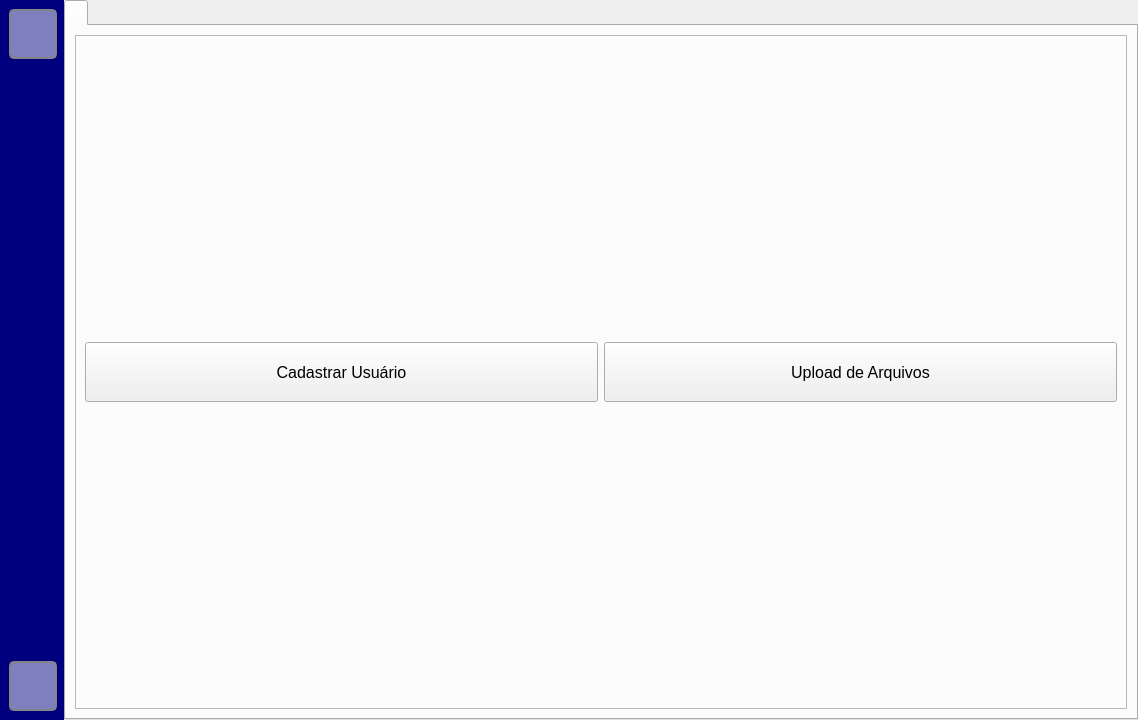
Old version of the form Project/main.ui in the repository Robotz213/PainelAdmin-Controldocs.
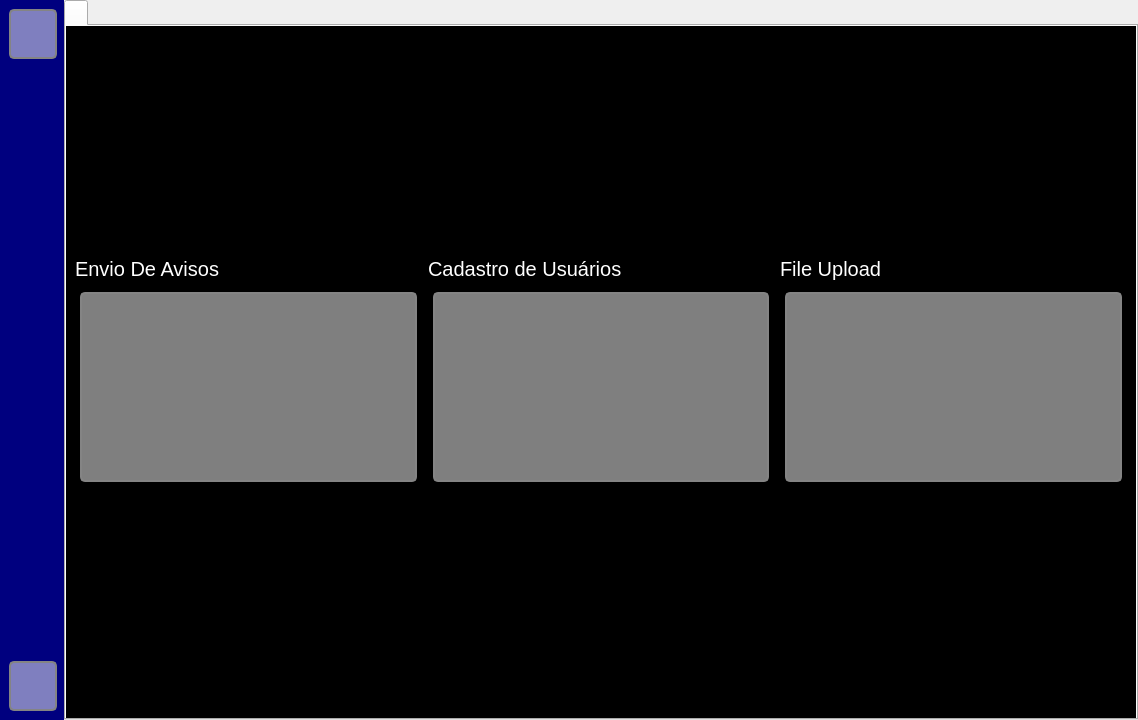
New version of the form. The open tabs and pages were chosen to show the change. Icons and pictures are not drawn.

What changed in the file:
```diff
--- a/Project/main.ui
+++ b/Project/main.ui
@@ -152,7 +152,7 @@
     <item>
      <widget class="QStackedWidget" name="Pages">
       <property name="currentIndex">
-       <number>0</number>
+       <number>3</number>
       </property>
       <widget class="QWidget" name="CadastroUsuario">
        <layout class="QVBoxLayout" name="verticalLayout_2">
@@ -250,7 +250,7 @@
           <property name="frameShadow">
            <enum>QFrame::Raised</enum>
           </property>
-          <layout class="QVBoxLayout" name="verticalLayout_3">
+          <layout class="QVBoxLayout" name="verticalLayout_9">
            <item>
             <layout class="QVBoxLayout" name="verticalLayout_6">
              <item>
@@ -352,7 +352,33 @@
             </layout>
            </item>
            <item>
-            <layout class="QVBoxLayout" name="verticalLayout_8">
+            <layout class="QVBoxLayout" name="verticalLayout_3">
+             <item>
+              <widget class="QLabel" name="label">
+               <property name="font">
+                <font>
+                 <pointsize>15</pointsize>
+                </font>
+               </property>
+               <property name="text">
+                <string>FUNÇÃO</string>
+               </property>
+              </widget>
+             </item>
+             <item>
+              <widget class="QLineEdit" name="lineEdit">
+               <property name="font">
+                <font>
+                 <pointsize>15</pointsize>
+                </font>
+               </property>
+               <property name="styleSheet">
+                <string notr="true">background-color: rgb(255, 255, 255);</string>
+               </property>
+              </widget>
+             </item>
+            </layout>
+           </item>
              <item>
               <widget class="QLabel" name="Matricula">
                <property name="font">
@@ -393,8 +419,10 @@
                </property>
               </spacer>
              </item>
-            </layout>
-           </item>
+           <item>
+            <layout class="QHBoxLayout" name="horizontalLayout_7">
+             <item>
+              <layout class="QVBoxLayout" name="verticalLayout_8">
            <item>
             <widget class="QLabel" name="SenhaDeAcesso">
              <property name="font">
@@ -419,10 +447,48 @@
              </property>
             </widget>
            </item>
+              </layout>
+             </item>
+             <item>
+              <layout class="QVBoxLayout" name="verticalLayout_4">
+               <item>
+                <widget class="QLabel" name="label_2">
+                 <property name="font">
+                  <font>
+                   <pointsize>15</pointsize>
+                  </font>
+                 </property>
+                 <property name="text">
+                  <string>REPETIR SENHA</string>
+                 </property>
+                </widget>
+               </item>
+               <item>
+                <widget class="QLineEdit" name="lineEdit_2">
+                 <property name="font">
+                  <font>
+                   <pointsize>15</pointsize>
+                  </font>
+                 </property>
+                 <property name="styleSheet">
+                  <string notr="true">background-color: rgb(255, 255, 255);</string>
+                 </property>
+                </widget>
+               </item>
+              </layout>
+             </item>
+            </layout>
+           </item>
            <item>
             <layout class="QHBoxLayout" name="horizontalLayout_6">
              <item>
               <widget class="QPushButton" name="InsertemLotes">
+               <property name="minimumSize">
+                <size>
+                 <width>0</width>
+                 <height>50</height>
+                </size>
+               </property>
                <property name="font">
                 <font>
                  <pointsize>15</pointsize>
@@ -451,6 +517,12 @@
              </item>
              <item>
               <widget class="QPushButton" name="Salvar">
+               <property name="minimumSize">
+                <size>
+                 <width>0</width>
+                 <height>50</height>
+                </size>
+               </property>
                <property name="font">
                 <font>
                  <pointsize>15</pointsize>
@@ -498,6 +570,7 @@
        </layout>
       </widget>
       <widget class="QWidget" name="UploadArquivos"/>
+      <widget class="QWidget" name="CentralDeAvisos"/>
       <widget class="QWidget" name="MenuPrincipal">
        <layout class="QHBoxLayout" name="horizontalLayout_2">
         <property name="spacing">
@@ -530,42 +603,158 @@
            <bool>false</bool>
           </property>
           <widget class="QWidget" name="widget">
+           <property name="styleSheet">
+            <string notr="true">background-color: rgb(0, 0, 0);</string>
+           </property>
            <attribute name="title">
             <string notr="true"/>
            </attribute>
-           <layout class="QGridLayout" name="gridLayout">
-            <item row="0" column="0">
-             <widget class="QFrame" name="frame">
-              <property name="minimumSize">
+           <layout class="QVBoxLayout" name="verticalLayout_13">
+            <item>
+             <spacer name="horizontalSpacer_6">
+              <property name="orientation">
+               <enum>Qt::Horizontal</enum>
+              </property>
+              <property name="sizeHint" stdset="0">
                <size>
-                <width>200</width>
-                <height>0</height>
+                <width>1047</width>
+                <height>20</height>
                </size>
               </property>
-              <property name="frameShape">
-               <enum>QFrame::StyledPanel</enum>
+             </spacer>
+            </item>
+            <item>
+             <spacer name="verticalSpacer_3">
+              <property name="orientation">
+               <enum>Qt::Vertical</enum>
               </property>
-              <property name="frameShadow">
-               <enum>QFrame::Raised</enum>
+              <property name="sizeHint" stdset="0">
+               <size>
+                <width>20</width>
+                <height>183</height>
+               </size>
               </property>
-              <layout class="QHBoxLayout" name="horizontalLayout_4">
+             </spacer>
+            </item>
                <item>
                 <layout class="QHBoxLayout" name="horizontalLayout_3">
                  <item>
+               <layout class="QVBoxLayout" name="verticalLayout_12">
+                <item>
+                 <widget class="QLabel" name="EnvioDeAvisos">
+                  <property name="font">
+                   <font>
+                    <pointsize>15</pointsize>
+                   </font>
+                  </property>
+                  <property name="styleSheet">
+                   <string notr="true">color: rgb(255, 255, 255);</string>
+                  </property>
+                  <property name="text">
+                   <string>Envio De Avisos</string>
+                  </property>
+                 </widget>
+                </item>
+                <item>
+                 <widget class="QPushButton" name="CentralAvisos">
+                  <property name="minimumSize">
+                   <size>
+                    <width>200</width>
+                    <height>200</height>
+                   </size>
+                  </property>
+                  <property name="cursor">
+                   <cursorShape>PointingHandCursor</cursorShape>
+                  </property>
+                  <property name="styleSheet">
+                   <string notr="true">QPushButton{
+image: url(:/home/Icons/aviso.png);
+background-color: rgba(255, 255, 255, 0.5);
+border: 2px solid rgb(132, 132, 132);
+border-radius: 5px;
+margin: 5px;
+}
+
+QPushButton:hover {
+background-color: rgb(255, 255, 255);
+border: 5px solid rgb(102, 102, 102);
+border-radius: 5px
+}</string>
+                  </property>
+                  <property name="text">
+                   <string/>
+                  </property>
+                 </widget>
+                </item>
+               </layout>
+              </item>
+              <item>
+               <layout class="QVBoxLayout" name="verticalLayout_11">
+                <item>
+                 <widget class="QLabel" name="CadastroUsuarios">
+                  <property name="font">
+                   <font>
+                    <pointsize>15</pointsize>
+                   </font>
+                  </property>
+                  <property name="toolTip">
+                   <string>&lt;html&gt;&lt;head/&gt;&lt;body&gt;&lt;p align=&quot;center&quot;&gt;Cadastro de Usuários&lt;/p&gt;&lt;/body&gt;&lt;/html&gt;</string>
+                  </property>
+                  <property name="styleSheet">
+                   <string notr="true">color: rgb(255, 255, 255);</string>
+                  </property>
+                  <property name="text">
+                   <string>Cadastro de Usuários</string>
+                  </property>
+                 </widget>
+                </item>
+                <item>
                   <widget class="QPushButton" name="CadastrarUsuario">
                    <property name="minimumSize">
                     <size>
                      <width>200</width>
-                     <height>60</height>
-                    </size>
-                   </property>
+                    <height>200</height>
+                   </size>
+                  </property>
+                  <property name="cursor">
+                   <cursorShape>PointingHandCursor</cursorShape>
+                  </property>
+                  <property name="styleSheet">
+                   <string notr="true">QPushButton{
+image: url(:/home/Icons/do-utilizador.png);
+background-color: rgba(255, 255, 255, 0.5);
+border: 2px solid rgb(132, 132, 132);
+border-radius: 5px;
+margin: 5px;
+}
+
+QPushButton:hover {
+background-color: rgb(255, 255, 255);
+border: 5px solid rgb(102, 102, 102);
+border-radius: 5px
+}</string>
+                  </property>
+                  <property name="text">
+                   <string/>
+                  </property>
+                 </widget>
+                </item>
+               </layout>
+              </item>
+              <item>
+               <layout class="QVBoxLayout" name="verticalLayout_10">
+                <item>
+                 <widget class="QLabel" name="ArquivoEnvio">
                    <property name="font">
                     <font>
-                     <pointsize>12</pointsize>
-                    </font>
-                   </property>
+                    <pointsize>15</pointsize>
+                   </font>
+                  </property>
+                  <property name="styleSheet">
+                   <string notr="true">color: rgb(255, 255, 255);</string>
+                  </property>
                    <property name="text">
-                    <string>Cadastrar Usuário</string>
+                   <string>File Upload</string>
                    </property>
                   </widget>
                  </item>
@@ -574,23 +763,61 @@
                    <property name="minimumSize">
                     <size>
                      <width>200</width>
-                     <height>60</height>
-                    </size>
-                   </property>
-                   <property name="font">
-                    <font>
-                     <pointsize>12</pointsize>
-                    </font>
+                    <height>200</height>
+                   </size>
+                  </property>
+                  <property name="cursor">
+                   <cursorShape>PointingHandCursor</cursorShape>
+                  </property>
+                  <property name="styleSheet">
+                   <string notr="true">QPushButton{
+image: url(:/home/Icons/envio.png);
+background-color: rgba(255, 255, 255, 0.5);
+border: 2px solid rgb(132, 132, 132);
+border-radius: 5px;
+margin: 5px;
+}
+
+QPushButton:hover {
+background-color: rgb(255, 255, 255);
+border: 5px solid rgb(102, 102, 102);
+border-radius: 5px
+}</string>
                    </property>
                    <property name="text">
-                    <string>Upload de Arquivos</string>
+                   <string/>
                    </property>
                   </widget>
                  </item>
                 </layout>
                </item>
               </layout>
-             </widget>
+            </item>
+            <item>
+             <spacer name="verticalSpacer_4">
+              <property name="orientation">
+               <enum>Qt::Vertical</enum>
+              </property>
+              <property name="sizeHint" stdset="0">
+               <size>
+                <width>20</width>
+                <height>183</height>
+               </size>
+              </property>
+             </spacer>
+            </item>
+            <item>
+             <spacer name="horizontalSpacer_5">
+              <property name="orientation">
+               <enum>Qt::Horizontal</enum>
+              </property>
+              <property name="sizeHint" stdset="0">
+               <size>
+                <width>1047</width>
+                <height>20</height>
+               </size>
+              </property>
+             </spacer>
             </item>
            </layout>
           </widget>
```
Lines whose indentation alone changed are shown as unchanged.
